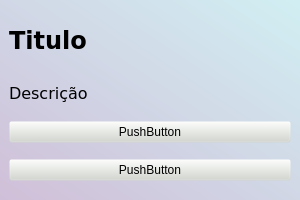
The window that Telas/UI/cardGrupo1.ui (Nautilidae-project/Nautilus) describes before a commit, drawn with Qt 5.
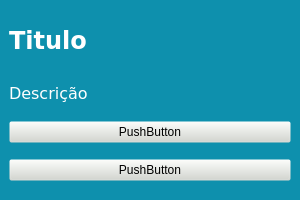
The same window after the commit.

Commit message:
CardsGrupos e relacionamentos
Commit para merge na sequência

```diff
--- a/Telas/UI/cardGrupo1.ui
+++ b/Telas/UI/cardGrupo1.ui
@@ -50,7 +50,7 @@
     <widget class="QFrame" name="frGrupoCard">
      <property name="styleSheet">
       <string notr="true">#frGrupoCard {
-	background-color: qlineargradient(spread:pad, x1:0, y1:1, x2:1, y2:0, stop:0 rgba(105, 33, 140, 60), stop:1 rgba(112, 237, 255, 60));	
+	background-color: #0e90ad;
 }</string>
      </property>
      <property name="frameShape">
@@ -87,7 +87,8 @@
         </property>
         <property name="styleSheet">
          <string notr="true">#lbTituloCard{
-	background-color: rgba(211, 215, 207, 0);
+	color: #fff;
+	background-color: transparent;
 }</string>
         </property>
         <property name="text">
@@ -117,7 +118,8 @@
         </property>
         <property name="styleSheet">
          <string notr="true">#lbDescricao{
-	background-color: rgba(211, 215, 207, 0);
+	color: #fff;
+	background-color: transparent;
 }</string>
         </property>
         <property name="text">
```
The commit also changes 6 other files.
